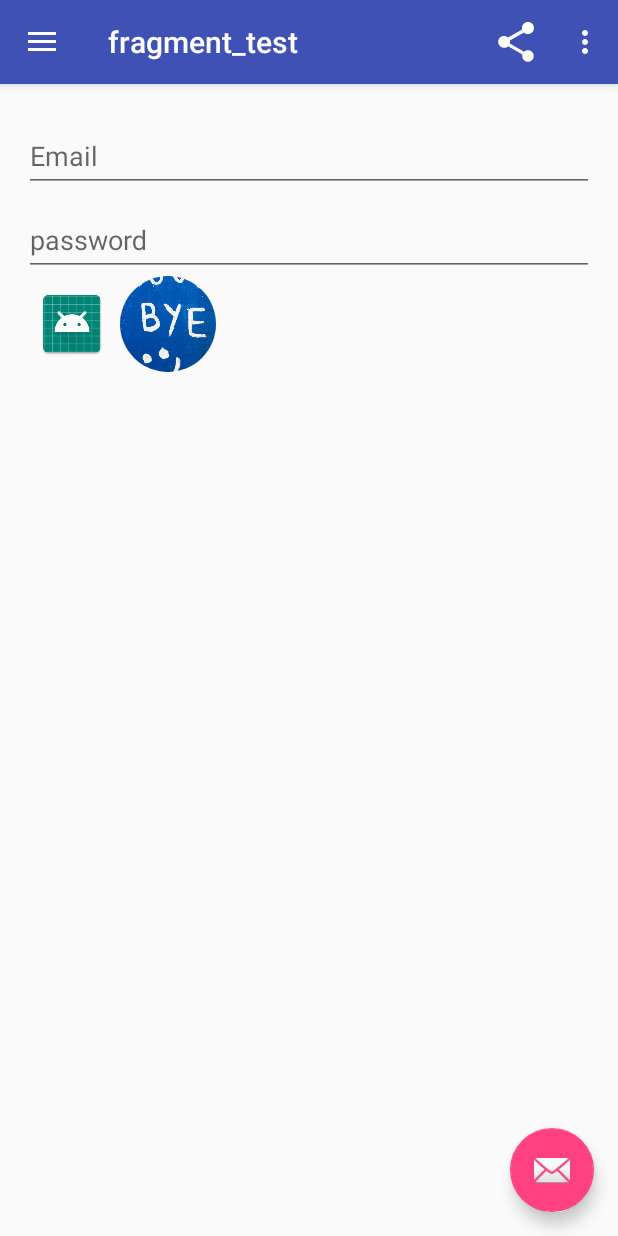
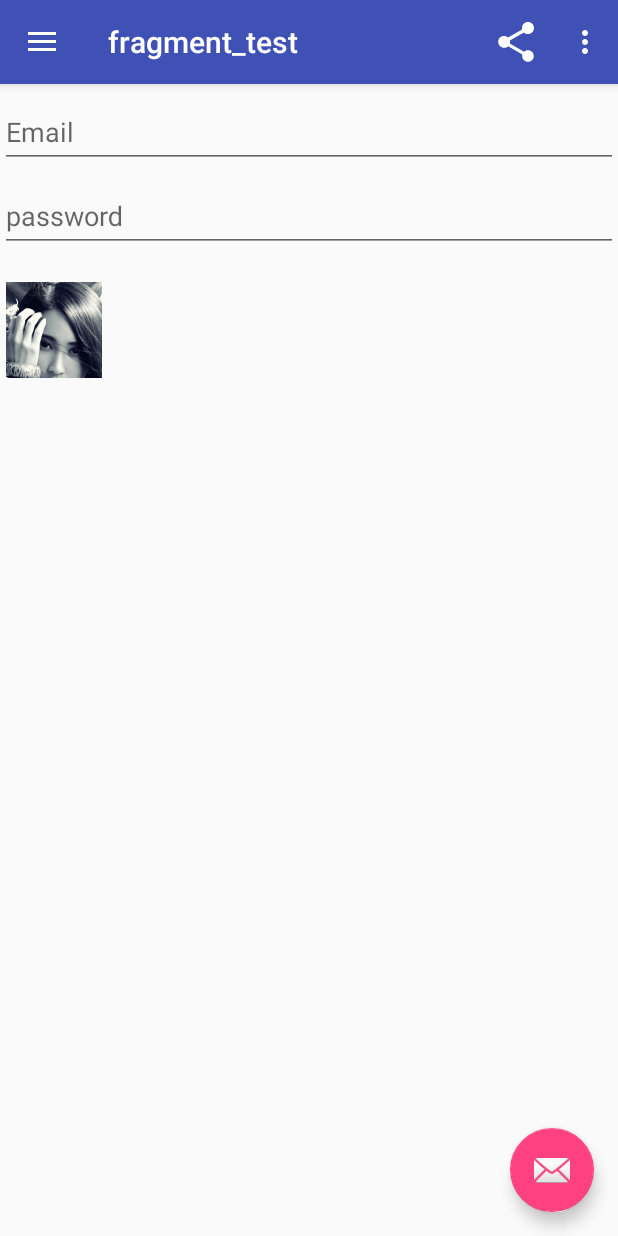
Before and after one commit to xuie0000/android-preview, an Android app: the TestFragment screen opened through its navigation route, on a phone screen of 412 x 824 dp. Run offline under Robolectric (Android 15) with nearby library versions, the phone set to English and light mode, and no system bars; our stand-ins replace Timber, navigation-ui; libraries missing offline, so code that uses them is left out: com.mikepenz.iconics, com.mikepenz.material_design_iconic_typeface_library, pub.devrel.easypermissions; pictures from the network do not load; 2 statements that could not run were skipped.

Commit message:
添加material-components-android-examples的一段代码，很秀

```diff
--- a/app/src/main/java/xuk/android/ui/main/TestFragment.kt
+++ b/app/src/main/java/xuk/android/ui/main/TestFragment.kt
@@ -5,24 +5,49 @@ import android.os.Bundle
 import android.view.View
 import android.view.animation.AnimationUtils
 import androidx.fragment.app.Fragment
-import androidx.fragment.app.FragmentActivity
+import com.bumptech.glide.Glide
 import com.mikepenz.iconics.IconicsDrawable
 import com.mikepenz.material_design_iconic_typeface_library.MaterialDesignIconic
 import kotlinx.android.synthetic.main.fragment_test.*
+import kotlinx.android.synthetic.main.fragment_test.view.*
 import xuk.android.R
-import java.util.*
+import xuk.android.widget.TopicThumbnailTarget
 
 class TestFragment : Fragment(R.layout.fragment_test) {
 
   override fun onViewCreated(view: View, savedInstanceState: Bundle?) {
     super.onViewCreated(view, savedInstanceState)
-    shake_view.setImageDrawable(IconicsDrawable(
-        Objects.requireNonNull<FragmentActivity>(activity),
-        MaterialDesignIconic.Icon.gmi_view_carousel).color(Color.BLUE).sizeDp(24)
-    )
-    shake_view.setOnClickListener {
-      shake_view.startAnimation(AnimationUtils.loadAnimation(activity, R.anim.shake))
+    shake_view.apply {
+      setImageDrawable(IconicsDrawable(context, MaterialDesignIconic.Icon.gmi_view_carousel).color(Color.BLUE).sizeDp(24))
+      setOnClickListener {
+        shake_view.startAnimation(AnimationUtils.loadAnimation(activity, R.anim.shake))
+      }
     }
+
+    val selectedTint = context!!.getColor(R.color.topic_tint)
+    val selectedTopLeftCornerRadius =
+        context!!.resources.getDimensionPixelSize(R.dimen.small_component_top_left_radius)
+    val selectedDrawable = context!!.getDrawable(R.drawable.ic_checkmark)!!
+
+    iv_foreground.setOnClickListener {
+      it.isActivated = !it.isActivated
+    }
+
+    Glide.with(iv_foreground)
+        .asBitmap()
+        .load("android.resource://" + context!!.packageName + "/drawable/" + R.mipmap.image_small)
+//        .load("https://source.unsplash.com/RFDP7_80v5A")
+        .placeholder(R.drawable.course_image_placeholder)
+        .into(
+            TopicThumbnailTarget(
+                iv_foreground,
+                selectedTint,
+                selectedTopLeftCornerRadius,
+                selectedDrawable
+            )
+        )
+
   }
 
+
 }
--- a/app/src/main/java/xuk/android/widget/CircleImageView.kt
+++ /dev/null
@@ -1,133 +0,0 @@
-package xuk.android.widget
-
-import android.content.Context
-import android.graphics.*
-import android.graphics.drawable.BitmapDrawable
-import android.graphics.drawable.NinePatchDrawable
-import android.util.AttributeSet
-import androidx.appcompat.widget.AppCompatImageView
-
-/**
- * @author Jie Xu
- */
-class CircleImageView : AppCompatImageView {
-  private val mBorderThickness = 0
-  private var mContext: Context? = null
-  private val defaultColor = -0x1
-  private val mBorderOutsideColor = 0
-  private val mBorderInsideColor = 0
-  private var defaultWidth = 0
-  private var defaultHeight = 0
-
-  constructor(context: Context) : super(context) {
-    mContext = context
-  }
-
-  constructor(context: Context, attrs: AttributeSet) : super(context, attrs) {
-    mContext = context
-  }
-
-  constructor(context: Context, attrs: AttributeSet, defStyle: Int) : super(context, attrs, defStyle) {
-    mContext = context
-  }
-
-  override fun onDraw(canvas: Canvas) {
-    val drawable = drawable ?: return
-
-    if (width == 0 || height == 0) {
-      return
-    }
-    this.measure(0, 0)
-    if (drawable.javaClass == NinePatchDrawable::class.java) {
-      return
-    }
-    val b = (drawable as BitmapDrawable).bitmap
-    val bitmap = b.copy(Bitmap.Config.ARGB_8888, true)
-    if (defaultWidth == 0) {
-      defaultWidth = width
-
-    }
-    if (defaultHeight == 0) {
-      defaultHeight = height
-    }
-
-    var radius = 0
-    if (mBorderInsideColor != defaultColor && mBorderOutsideColor != defaultColor) {
-      radius = (if (defaultWidth < defaultHeight) defaultWidth else defaultHeight) / 2 - 2 * mBorderThickness
-      drawCircleBorder(canvas, radius + mBorderThickness / 2, mBorderInsideColor)
-      drawCircleBorder(canvas, radius + mBorderThickness + mBorderThickness / 2, mBorderOutsideColor)
-    } else if (mBorderInsideColor != defaultColor && mBorderOutsideColor == defaultColor) {
-      radius = (if (defaultWidth < defaultHeight) defaultWidth else defaultHeight) / 2 - mBorderThickness
-      drawCircleBorder(canvas, radius + mBorderThickness / 2, mBorderInsideColor)
-    } else if (mBorderInsideColor == defaultColor && mBorderOutsideColor != defaultColor) {
-      radius = (if (defaultWidth < defaultHeight) defaultWidth else defaultHeight) / 2 - mBorderThickness
-      drawCircleBorder(canvas, radius + mBorderThickness / 2, mBorderOutsideColor)
-    } else {
-      radius = (if (defaultWidth < defaultHeight) defaultWidth else defaultHeight) / 2
-    }
-    val roundBitmap = getCroppedRoundBitmap(bitmap, radius)
-    canvas.drawBitmap(roundBitmap, (defaultWidth / 2 - radius).toFloat(), (defaultHeight / 2 - radius).toFloat(), null)
-  }
-
-  private fun getCroppedRoundBitmap(bmp: Bitmap, radius: Int): Bitmap {
-    val scaledSrcBmp: Bitmap
-    val diameter = radius * 2
-    val bmpWidth = bmp.width
-    val bmpHeight = bmp.height
-    var squareWidth = 0
-    var squareHeight = 0
-    var x = 0
-    var y = 0
-    val squareBitmap: Bitmap
-    if (bmpHeight > bmpWidth) {
-      squareHeight = bmpWidth
-      squareWidth = squareHeight
-      x = 0
-      y = (bmpHeight - bmpWidth) / 2
-      squareBitmap = Bitmap.createBitmap(bmp, x, y, squareWidth, squareHeight)
-    } else if (bmpHeight < bmpWidth) {
-      squareHeight = bmpHeight
-      squareWidth = squareHeight
-      x = (bmpWidth - bmpHeight) / 2
-      y = 0
-      squareBitmap = Bitmap.createBitmap(bmp, x, y, squareWidth, squareHeight)
-    } else {
-      squareBitmap = bmp
-    }
-
-    if (squareBitmap.width != diameter || squareBitmap.height != diameter) {
-      scaledSrcBmp = Bitmap.createScaledBitmap(squareBitmap, diameter, diameter, true)
-
-    } else {
-      scaledSrcBmp = squareBitmap
-    }
-    val output = Bitmap.createBitmap(scaledSrcBmp.width, scaledSrcBmp.height,
-        Bitmap.Config.ARGB_8888)
-    val canvas = Canvas(output)
-
-    val paint = Paint()
-    val rect = Rect(0, 0, scaledSrcBmp.width, scaledSrcBmp.height)
-
-    paint.isAntiAlias = true
-    paint.isFilterBitmap = true
-    paint.isDither = true
-    canvas.drawARGB(0, 0, 0, 0)
-    canvas.drawCircle((scaledSrcBmp.width / 2).toFloat(), (scaledSrcBmp.height / 2).toFloat(),
-        (scaledSrcBmp.width / 2).toFloat(), paint)
-    paint.xfermode = PorterDuffXfermode(PorterDuff.Mode.SRC_IN)
-    canvas.drawBitmap(scaledSrcBmp, rect, rect, paint)
-    return output
-  }
-
-  private fun drawCircleBorder(canvas: Canvas, radius: Int, color: Int) {
-    val paint = Paint()
-    paint.isAntiAlias = true
-    paint.isFilterBitmap = true
-    paint.isDither = true
-    paint.color = color
-    paint.style = Paint.Style.STROKE
-    paint.strokeWidth = mBorderThickness.toFloat()
-    canvas.drawCircle((defaultWidth / 2).toFloat(), (defaultHeight / 2).toFloat(), radius.toFloat(), paint)
-  }
-
-}
--- /dev/null
+++ b/app/src/main/java/xuk/android/widget/TopicThumbnailDrawable.kt
@@ -0,0 +1,147 @@
+/*
+ * Copyright 2019 Google LLC
+ *
+ * Licensed under the Apache License, Version 2.0 (the "License");
+ * you may not use this file except in compliance with the License.
+ * You may obtain a copy of the License at
+ *
+ *     https://www.apache.org/licenses/LICENSE-2.0
+ *
+ * Unless required by applicable law or agreed to in writing, software
+ * distributed under the License is distributed on an "AS IS" BASIS,
+ * WITHOUT WARRANTIES OR CONDITIONS OF ANY KIND, either express or implied.
+ * See the License for the specific language governing permissions and
+ * limitations under the License.
+ */
+
+package xuk.android.widget
+
+import android.animation.ValueAnimator
+import android.graphics.*
+import android.graphics.Paint.Style.FILL
+import android.graphics.Shader.TileMode.CLAMP
+import android.graphics.drawable.Drawable
+import androidx.annotation.ColorInt
+import androidx.annotation.Px
+import androidx.core.graphics.toRectF
+import androidx.core.graphics.withScale
+import androidx.interpolator.view.animation.FastOutSlowInInterpolator
+import kotlin.math.abs
+
+/**
+ * A [Drawable] that responds to `state_activated' by
+ * - Drawing a tint overlay
+ * - Rounding it's top left corner radius
+ * - Overlaying another drawable showing the selection
+ */
+private const val ANIM_DURATION = 300L
+
+class TopicThumbnailDrawable(
+    @ColorInt selectedTint: Int,
+    @Px private val selectedTopLeftCornerRadius: Int,
+    private val selectedDrawable: Drawable
+) : Drawable() {
+
+  var bitmap: Bitmap? = null
+    set(value) {
+      if (value != null) {
+        thumbPaint.shader = BitmapShader(value, CLAMP, CLAMP)
+      }
+      progress = 0f
+    }
+  private val thumbPaint = Paint(Paint.ANTI_ALIAS_FLAG)
+  private val tintPaint = Paint(Paint.ANTI_ALIAS_FLAG).apply {
+    color = selectedTint
+    style = FILL
+  }
+  private val tintAlpha = Color.alpha(selectedTint)
+  private val path = Path()
+  private var progress = 0f
+    set(value) {
+      val clamped = value.coerceIn(0f, 1f)
+      if (clamped != field) {
+        field = clamped
+        update()
+      }
+    }
+  private var progressAnim: ValueAnimator? = null
+  private val interp = FastOutSlowInInterpolator()
+  private var pivotX = 0f
+  private var pivotY = 0f
+
+  private fun update() {
+    path.run {
+      if (!bounds.isEmpty) {
+        reset()
+        val topLeftRadius = selectedTopLeftCornerRadius * progress
+        addRoundRect(
+            bounds.toRectF(),
+            floatArrayOf(
+                topLeftRadius, topLeftRadius, 0f, 0f, 0f, 0f, 0f, 0f
+            ),
+            Path.Direction.CW
+        )
+      }
+    }
+    tintPaint.alpha = (progress * tintAlpha).toInt()
+    callback?.invalidateDrawable(this)
+  }
+
+  override fun onStateChange(state: IntArray?): Boolean {
+    val initialProgress = progress
+    val newProgress = if (state?.contains(android.R.attr.state_activated) == true) {
+      1f
+    } else {
+      0f
+    }
+    progressAnim?.cancel()
+    progressAnim = ValueAnimator.ofFloat(initialProgress, newProgress).apply {
+      addUpdateListener {
+        progress = animatedValue as Float
+      }
+      // scale the duration if was already running
+      duration = (abs(newProgress - initialProgress) * ANIM_DURATION).toLong()
+      interpolator = interp
+    }
+    progressAnim?.start()
+    return newProgress == initialProgress
+  }
+
+  override fun isStateful() = true
+
+  override fun onBoundsChange(bounds: Rect?) {
+    if (bounds == null) return
+    update()
+    val dLeft = (bounds.right - selectedDrawable.intrinsicWidth) / 2
+    val dTop = (bounds.bottom - selectedDrawable.intrinsicHeight) / 2
+    selectedDrawable.setBounds(
+        dLeft,
+        dTop,
+        dLeft + selectedDrawable.intrinsicWidth,
+        dTop + selectedDrawable.intrinsicHeight
+    )
+    // scale about the 'corner' of the check mark
+    pivotX = (bounds.width() / 2f) - (3f / 24f * selectedDrawable.intrinsicWidth)
+    pivotY = (bounds.height() / 2f) + (5f / 24f * selectedDrawable.intrinsicWidth)
+  }
+
+  override fun draw(canvas: Canvas) {
+    canvas.drawPath(path, thumbPaint)
+    if (progress > 0f) {
+      canvas.drawPath(path, tintPaint)
+      canvas.withScale(progress, progress, pivotX, pivotY) {
+        selectedDrawable.draw(canvas)
+      }
+    }
+  }
+
+  override fun setAlpha(alpha: Int) {
+    thumbPaint.alpha = alpha
+  }
+
+  override fun getOpacity() = PixelFormat.TRANSLUCENT
+
+  override fun setColorFilter(filter: ColorFilter?) {
+    thumbPaint.colorFilter = filter
+  }
+}
--- /dev/null
+++ b/app/src/main/java/xuk/android/widget/TopicThumbnailTransformation.kt
@@ -0,0 +1,32 @@
+package xuk.android.widget
+
+import android.graphics.Bitmap
+import android.graphics.drawable.Drawable
+import android.widget.ImageView
+import androidx.annotation.ColorInt
+import androidx.annotation.Px
+import com.bumptech.glide.request.target.ImageViewTarget
+
+/**
+ * A Glide [com.bumptech.glide.request.target.Target] which wraps a loaded [Bitmap] in a
+ * [TopicThumbnailDrawable].
+ */
+class TopicThumbnailTarget(
+    imageView: ImageView,
+    @ColorInt private val selectedTint: Int,
+    @Px private val selectedTopLeftCornerRadius: Int,
+    private val selectedDrawable: Drawable
+) : ImageViewTarget<Bitmap>(imageView) {
+
+  override fun setResource(resource: Bitmap?) {
+    resource?.let {
+      val d = (currentDrawable as? TopicThumbnailDrawable) ?: TopicThumbnailDrawable(
+          selectedTint,
+          selectedTopLeftCornerRadius,
+          selectedDrawable
+      )
+      d.bitmap = it
+      setDrawable(d)
+    }
+  }
+}
--- /dev/null
+++ b/app/src/main/res/color/topic_tint.xml
@@ -0,0 +1,18 @@
+<?xml version="1.0" encoding="utf-8"?><!--
+  Copyright (c) 2019 Google Inc.
+
+  Licensed under the Apache License, Version 2.0 (the "License"); you may not use this file except
+  in compliance with the License. You may obtain a copy of the License at
+
+  http://www.apache.org/licenses/LICENSE-2.0
+
+  Unless required by applicable law or agreed to in writing, software distributed under the License
+  is distributed on an "AS IS" BASIS, WITHOUT WARRANTIES OR CONDITIONS OF ANY KIND, either express
+  or implied. See the License for the specific language governing permissions and limitations under
+  the License.
+  -->
+<selector xmlns:android="http://schemas.android.com/apk/res/android">
+
+    <item android:alpha="0.80" android:color="#ff0266" android:state_activated="true" />
+
+</selector>
--- /dev/null
+++ b/app/src/main/res/drawable/course_image_placeholder.xml
@@ -0,0 +1,20 @@
+<?xml version="1.0" encoding="utf-8"?><!--
+  Copyright (c) 2019 Google Inc.
+
+  Licensed under the Apache License, Version 2.0 (the "License"); you may not use this file except
+  in compliance with the License. You may obtain a copy of the License at
+
+  http://www.apache.org/licenses/LICENSE-2.0
+
+  Unless required by applicable law or agreed to in writing, software distributed under the License
+  is distributed on an "AS IS" BASIS, WITHOUT WARRANTIES OR CONDITIONS OF ANY KIND, either express
+  or implied. See the License for the specific language governing permissions and limitations under
+  the License.
+  -->
+<shape xmlns:android="http://schemas.android.com/apk/res/android"
+    android:shape="rectangle">
+
+    <solid android:color="#e90000" />
+    <size android:height="120dp" />
+
+</shape>
--- /dev/null
+++ b/app/src/main/res/drawable/ic_checkmark.xml
@@ -0,0 +1,24 @@
+<?xml version="1.0" encoding="utf-8"?>
+<!--
+  Copyright (c) 2019 Google Inc.
+
+  Licensed under the Apache License, Version 2.0 (the "License"); you may not use this file except
+  in compliance with the License. You may obtain a copy of the License at
+
+  http://www.apache.org/licenses/LICENSE-2.0
+
+  Unless required by applicable law or agreed to in writing, software distributed under the License
+  is distributed on an "AS IS" BASIS, WITHOUT WARRANTIES OR CONDITIONS OF ANY KIND, either express
+  or implied. See the License for the specific language governing permissions and limitations under
+  the License.
+  -->
+<vector
+    xmlns:android="http://schemas.android.com/apk/res/android"
+    android:width="24dp"
+    android:height="24dp"
+    android:viewportWidth="24"
+    android:viewportHeight="24">
+  <path
+      android:pathData="M19.23,5.12c0.18,-0.15 0.32,-0.17 0.5,0l1.12,1.11c0.2,0.2 0.2,0.5 0,0.7L9.12,18.68c-0.2,0.2 -0.5,0.2 -0.7,0L3.14,13.4c-0.2,-0.2 -0.2,-0.5 0,-0.7l1.11,-1.12c0.2,-0.2 0.51,-0.2 0.71,0l3.54,3.54c0.2,0.2 0.5,0.2 0.71,0L19.23,5.12z"
+      android:fillColor="#000"/>
+</vector>
--- /dev/null
+++ b/app/src/main/res/drawable/iv_foreground.xml
@@ -0,0 +1,26 @@
+<?xml version="1.0" encoding="utf-8"?><!--
+  Copyright (c) 2019 Google Inc.
+
+  Licensed under the Apache License, Version 2.0 (the "License"); you may not use this file except
+  in compliance with the License. You may obtain a copy of the License at
+
+  http://www.apache.org/licenses/LICENSE-2.0
+
+  Unless required by applicable law or agreed to in writing, software distributed under the License
+  is distributed on an "AS IS" BASIS, WITHOUT WARRANTIES OR CONDITIONS OF ANY KIND, either express
+  or implied. See the License for the specific language governing permissions and limitations under
+  the License.
+  -->
+<selector xmlns:android="http://schemas.android.com/apk/res/android">
+
+    <item android:drawable="@drawable/small_component_foreground" android:state_activated="true" />
+
+    <item>
+        <ripple android:color="?attr/colorControlHighlight">
+            <item android:id="@android:id/mask">
+                <color android:color="#fff" />
+            </item>
+        </ripple>
+    </item>
+
+</selector>
--- /dev/null
+++ b/app/src/main/res/drawable/small_component_foreground.xml
@@ -0,0 +1,22 @@
+<?xml version="1.0" encoding="utf-8"?><!--
+  Copyright (c) 2019 Google Inc.
+
+  Licensed under the Apache License, Version 2.0 (the "License"); you may not use this file except
+  in compliance with the License. You may obtain a copy of the License at
+
+  http://www.apache.org/licenses/LICENSE-2.0
+
+  Unless required by applicable law or agreed to in writing, software distributed under the License
+  is distributed on an "AS IS" BASIS, WITHOUT WARRANTIES OR CONDITIONS OF ANY KIND, either express
+  or implied. See the License for the specific language governing permissions and limitations under
+  the License.
+  -->
+<ripple xmlns:android="http://schemas.android.com/apk/res/android"
+    android:color="?attr/colorControlHighlight">
+    <item android:id="@android:id/mask">
+        <shape android:shape="rectangle">
+            <corners android:topLeftRadius="28dp" />
+            <solid android:color="#fff" />
+        </shape>
+    </item>
+</ripple>
--- a/app/src/main/res/layout/fragment_test.xml
+++ b/app/src/main/res/layout/fragment_test.xml
@@ -1,21 +1,17 @@
-<ScrollView xmlns:android="http://schemas.android.com/apk/res/android"
+<androidx.constraintlayout.widget.ConstraintLayout xmlns:android="http://schemas.android.com/apk/res/android"
+    xmlns:app="http://schemas.android.com/apk/res-auto"
     xmlns:tools="http://schemas.android.com/tools"
     android:layout_width="match_parent"
     android:layout_height="match_parent"
     tools:context=".ui.main.TestFragment">
 
-    <LinearLayout
-        android:layout_width="match_parent"
-        android:layout_height="wrap_content"
-        android:layout_margin="@dimen/activity_horizontal_margin"
-        android:orientation="vertical">
-
     <com.google.android.material.textfield.TextInputLayout
         android:id="@+id/email_text_input_layout"
         android:layout_width="match_parent"
-            android:layout_height="wrap_content">
+        android:layout_height="wrap_content"
+        app:layout_constraintTop_toTopOf="parent">
 
-            <xuk.android.widget.ClearableEditText
+        <EditText
             android:id="@+id/email"
             android:layout_width="match_parent"
             android:layout_height="wrap_content"
@@ -27,9 +23,10 @@
     <com.google.android.material.textfield.TextInputLayout
         android:id="@+id/password_text_input_layout"
         android:layout_width="match_parent"
-            android:layout_height="wrap_content">
+        android:layout_height="wrap_content"
+        app:layout_constraintTop_toBottomOf="@id/email_text_input_layout">
 
-            <xuk.android.widget.ClearableEditText
+        <EditText
             android:id="@+id/password"
             android:layout_width="match_parent"
             android:layout_height="wrap_content"
@@ -41,26 +38,26 @@
             android:maxLines="1" />
     </com.google.android.material.textfield.TextInputLayout>
 
-        <LinearLayout
-            android:layout_width="wrap_content"
-            android:layout_height="wrap_content"
-            android:orientation="horizontal">
-
     <ImageView
         android:id="@+id/shake_view"
         android:layout_width="wrap_content"
         android:layout_height="wrap_content"
         android:contentDescription="@string/contentDescription"
         android:padding="8dp"
-                android:src="@mipmap/ic_launcher" />
+        app:layout_constraintStart_toStartOf="parent"
+        app:layout_constraintTop_toBottomOf="@id/password_text_input_layout"
+        tools:src="@mipmap/ic_launcher" />
 
-            <xuk.android.widget.CircleImageView
+    <ImageView
+        android:id="@+id/iv_foreground"
         android:layout_width="64dp"
         android:layout_height="64dp"
-                android:padding="8dp"
-                android:src="@mipmap/four" />
+        android:layout_margin="4dp"
+        android:foreground="@drawable/iv_foreground"
+        android:scaleType="centerCrop"
+        android:stateListAnimator="@animator/topic_selection"
+        app:layout_constraintStart_toStartOf="parent"
+        app:layout_constraintTop_toBottomOf="@id/shake_view"
+        app:srcCompat="@mipmap/image_small" />
 
-        </LinearLayout>
-
-    </LinearLayout>
-</ScrollView>
+</androidx.constraintlayout.widget.ConstraintLayout>
--- a/app/src/main/res/values/dimens.xml
+++ b/app/src/main/res/values/dimens.xml
@@ -20,4 +20,6 @@
     <dimen name="material_112dp">112dip</dimen>
     <dimen name="material_128dp">128dip</dimen>
 
+    <dimen name="small_component_top_left_radius">28dp</dimen>
+
 </resources>
```
Also changed, not shown: app/src/main/res/animator/topic_selection.xml (added, +46 -0 lines). Lines whose indentation alone changed are shown as unchanged.
